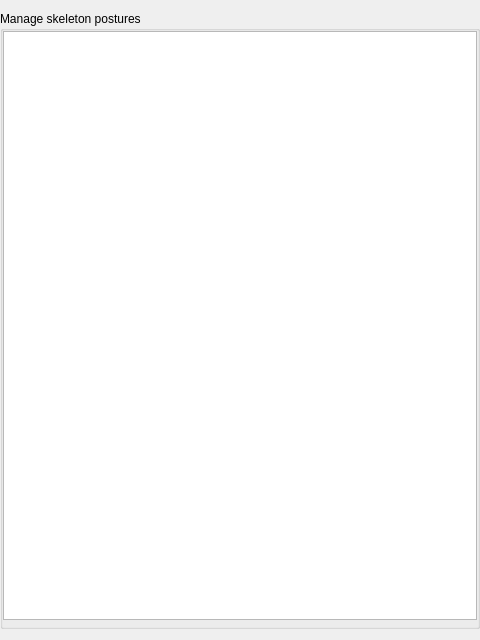
The window that GUI/SideWidgets/PostureSideWidget.ui (istee/cor3d) describes before a commit, drawn with Qt 5.
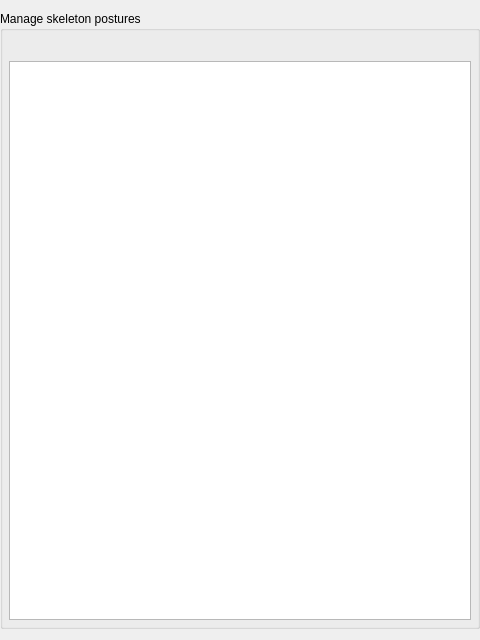
The same window after the commit. Custom widgets are drawn as their Qt base class.

Patch:
```diff
--- a/GUI/SideWidgets/PostureSideWidget.ui
+++ b/GUI/SideWidgets/PostureSideWidget.ui
@@ -26,7 +26,16 @@
       <string>Manage skeleton postures</string>
      </property>
      <layout class="QVBoxLayout" name="verticalLayout">
-      <property name="margin">
+      <property name="leftMargin">
+       <number>6</number>
+      </property>
+      <property name="topMargin">
+       <number>30</number>
+      </property>
+      <property name="rightMargin">
+       <number>6</number>
+      </property>
+      <property name="bottomMargin">
        <number>0</number>
       </property>
       <item>
```
